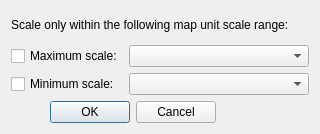
This is src/ui/qgsmapunitscaledialog.ui in carsmie/QGIS as Qt 5 draws it before an edit. The edited form follows.
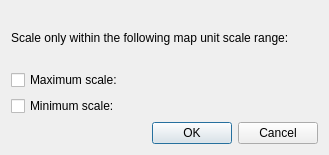
This is the edited form. Icons and pictures are not drawn. Custom widgets are drawn as their Qt base class.

Commit message: Allow map unit scale dialog to retrieve current map scale

```diff
--- a/src/ui/qgsmapunitscaledialog.ui
+++ b/src/ui/qgsmapunitscaledialog.ui
@@ -6,8 +6,8 @@
    <rect>
     <x>0</x>
     <y>0</y>
-    <width>320</width>
-    <height>134</height>
+    <width>329</width>
+    <height>155</height>
    </rect>
   </property>
   <property name="windowTitle">
@@ -33,20 +33,18 @@
     </widget>
    </item>
    <item row="1" column="1" colspan="2">
-    <widget class="QgsScaleComboBox" name="mComboBoxMaxScale"/>
-   </item>
-   <item row="4" column="0" colspan="2">
-    <widget class="QDialogButtonBox" name="mButtonBox">
-     <property name="orientation">
-      <enum>Qt::Horizontal</enum>
-     </property>
-     <property name="standardButtons">
-      <set>QDialogButtonBox::Cancel|QDialogButtonBox::Ok</set>
+    <widget class="QgsScaleWidget" name="mComboBoxMaxScale" native="true">
+     <property name="focusPolicy">
+      <enum>Qt::StrongFocus</enum>
      </property>
     </widget>
    </item>
    <item row="2" column="1" colspan="2">
-    <widget class="QgsScaleComboBox" name="mComboBoxMinScale"/>
+    <widget class="QgsScaleWidget" name="mComboBoxMinScale" native="true">
+     <property name="focusPolicy">
+      <enum>Qt::StrongFocus</enum>
+     </property>
+    </widget>
    </item>
    <item row="0" column="0" colspan="3">
     <widget class="QLabel" name="label">
@@ -58,13 +56,23 @@
      </property>
     </widget>
    </item>
+   <item row="4" column="0" colspan="3">
+    <widget class="QDialogButtonBox" name="mButtonBox">
+     <property name="orientation">
+      <enum>Qt::Horizontal</enum>
+     </property>
+     <property name="standardButtons">
+      <set>QDialogButtonBox::Cancel|QDialogButtonBox::Ok</set>
+     </property>
+    </widget>
+   </item>
   </layout>
  </widget>
  <customwidgets>
   <customwidget>
-   <class>QgsScaleComboBox</class>
-   <extends>QComboBox</extends>
-   <header>qgsscalecombobox.h</header>
+   <class>QgsScaleWidget</class>
+   <extends>QWidget</extends>
+   <header>qgsscalewidget.h</header>
   </customwidget>
  </customwidgets>
  <tabstops>
```
The commit also changes 3 other files.
